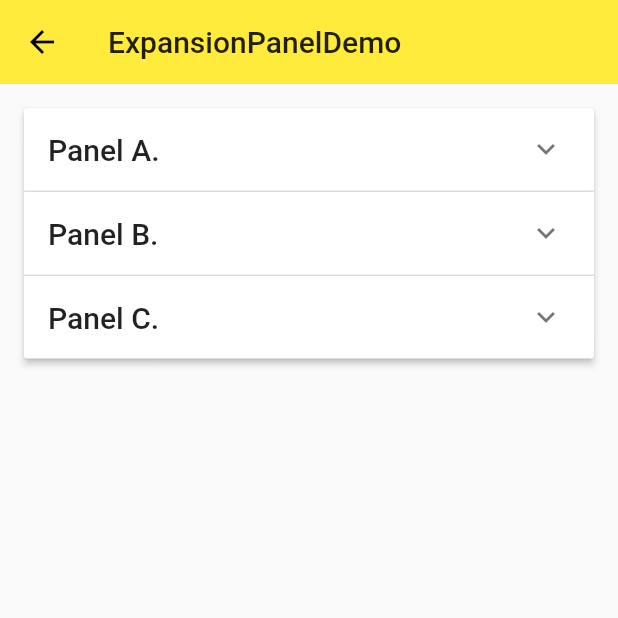
After one commit to CainLynn/flutter_study, a Flutter app: the screen it shows after launch, after a tap on "ExpansionPanelDemo", on a phone screen of 412 x 824 dp, the top half of it. The commit adds this screen. Run offline on Flutter 3.47's test engine with Material 2 defaults, Android fonts, the phone set to English and light mode, and no system bars.

Commit message:
对话框

```diff
--- /dev/null
+++ b/lib/demo/expansion_panel_demo.dart
@@ -0,0 +1,123 @@
+import 'package:flutter/material.dart';
+
+class ExpansionPanelItem {
+
+  final String headerText;
+  final Widget body;
+  bool isExpanded;
+
+  ExpansionPanelItem({
+    this.headerText,
+    this.body,
+    this.isExpanded
+  });
+}
+
+class ExpansionPanelDemo extends StatefulWidget {
+  ExpansionPanelDemo({Key key}) : super(key: key);
+
+  _ExpansionPanelDemoState createState() => _ExpansionPanelDemoState();
+}
+
+class _ExpansionPanelDemoState extends State<ExpansionPanelDemo> {
+
+  bool _isExpanded = false;
+  List<ExpansionPanelItem> _expansionPanelItem;
+
+  @override
+  void initState() {
+
+    super.initState();
+    _expansionPanelItem = <ExpansionPanelItem>[
+      ExpansionPanelItem(
+        headerText: "Panel A.",
+        body: Container(
+            padding: EdgeInsets.all(16),
+            width: double.infinity,
+            child: Text("Content for Panel A."),
+        ),
+        isExpanded: false
+      ),
+      ExpansionPanelItem(
+        headerText: "Panel B.",
+        body: Container(
+            padding: EdgeInsets.all(16),
+            width: double.infinity,
+            child: Text("Content for Panel B."),
+        ),
+        isExpanded: false
+      ),
+      ExpansionPanelItem(
+        headerText: "Panel C.",
+        body: Container(
+            padding: EdgeInsets.all(16),
+            width: double.infinity,
+            child: Text("Content for Panel C."),
+        ),
+        isExpanded: false
+      ),
+    ];
+  }
+
+  @override
+  Widget build(BuildContext context) {
+    return Scaffold(
+        appBar: AppBar(
+          title: Text("ExpansionPanelDemo"),
+          elevation: 0,
+        ),
+        body: Container(
+          padding: EdgeInsets.all(16),
+          child: Column(
+            mainAxisAlignment: MainAxisAlignment.start,
+            children: <Widget>[
+              ExpansionPanelList(
+                expansionCallback: (int panelIndex, bool isExpanded){
+                  setState(() {
+                    _expansionPanelItem[panelIndex].isExpanded = !isExpanded;
+                  });
+                },
+                children: _expansionPanelItem.map(
+                  (ExpansionPanelItem item) {
+                    return ExpansionPanel(
+                      isExpanded: item.isExpanded,
+                      body: item.body,
+                      headerBuilder: (BuildContext context, bool isExpanded) {
+                        return Container(
+                          padding: EdgeInsets.all(16),
+                          child: Text(
+                            item.headerText,
+                            style: Theme.of(context).textTheme.title,
+                          ),
+                        );
+                      }
+                    );
+                  }
+                ).toList(),
+              )
+            ],
+          ),
+        ));
+  }
+}
+
+class SnackBarButton extends StatelessWidget {
+  const SnackBarButton({Key key}) : super(key: key);
+
+  @override
+  Widget build(BuildContext context) {
+    return Container(
+      child: FlatButton(
+        child: Text("Open SnackBar"),
+        onPressed: () {
+          Scaffold.of(context).showSnackBar(SnackBar(
+              content: Text("Processing..."),
+              action: SnackBarAction(
+                label: "OK",
+                onPressed: () {},
+              )));
+        },
+      ),
+    );
+  }
+}
--- a/lib/demo/material_components.dart
+++ b/lib/demo/material_components.dart
@@ -1,7 +1,11 @@
 import 'package:flutter/material.dart';
+import 'package:flutter_study/demo/alert_dialog_demo.dart';
+import 'package:flutter_study/demo/bottom_sheet_demo.dart';
 import 'package:flutter_study/demo/date_time_demo.dart';
+import 'package:flutter_study/demo/expansion_panel_demo.dart';
 import 'package:flutter_study/demo/simple_dialog_demo.dart';
 import 'package:flutter_study/demo/slider_demo.dart';
+import 'package:flutter_study/demo/snack_bar_demo.dart';
 import 'button_demo.dart';
 import 'floating_action_button_demo.dart';
 import 'popup_menu_button_demo.dart';
@@ -22,6 +26,22 @@ class MaterialComponents extends StatelessWidget {
       ),
       body: ListView(
         children: <Widget>[
+          ListItem(
+            title: "ExpansionPanelDemo",
+            page: ExpansionPanelDemo(),
+          ),
+          ListItem(
+            title: "SnackBarDemo",
+            page: SnackBarDemo(),
+          ),
+          ListItem(
+            title: "BottomSheet",
+            page: BottomSheetDemo(),
+          ),
+          ListItem(
+            title: "AlertDialog",
+            page: AlertDialogDemo(),
+          ),
           ListItem(
             title: "SimpleDialog",
             page: SimpleDialogDemo(),
```
Also changed, not shown: lib/demo/alert_dialog_demo.dart (added, +76 -0 lines), lib/demo/bottom_sheet_demo.dart (added, +117 -0 lines), lib/demo/snack_bar_demo.dart (added, +55 -0 lines).
